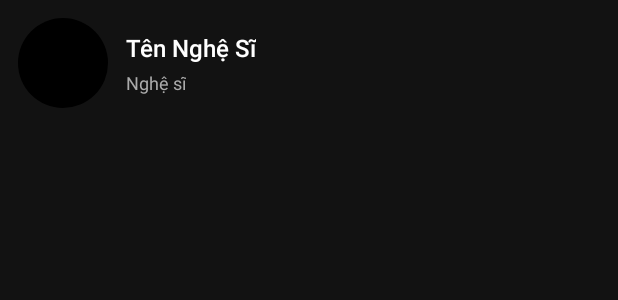
After one commit to DangDuyy/Android_FinalProject, an Android app: the layout item_artist.xml on its own in the app's theme, with its tools: preview values and no code run, on a phone screen of 412 x 824 dp. The commit adds this screen. Shown: the top 300 px of the screen. Run offline under Robolectric (Android 15) with nearby library versions, the phone set to English and light mode, and no system bars.

Commit message:
search song, artist, album

```diff
--- a/app/src/main/java/fit24/duy/musicplayer/api/ApiService.java
+++ b/app/src/main/java/fit24/duy/musicplayer/api/ApiService.java
@@ -2,10 +2,15 @@ package fit24.duy.musicplayer.api;
 
 import java.util.List;
 import fit24.duy.musicplayer.models.MediaType;
+import fit24.duy.musicplayer.models.SearchResponse;
 import retrofit2.Call;
 import retrofit2.http.GET;
+import retrofit2.http.Query;
 
 public interface ApiService {
     @GET("media-types")
     Call<List<MediaType>> getMediaTypes();
+
+    @GET("/api/search")
+    Call<SearchResponse> search(@Query("q") String query);
 }
--- /dev/null
+++ b/app/src/main/res/drawable/circle_bg.xml
@@ -0,0 +1,4 @@
+<shape xmlns:android="http://schemas.android.com/apk/res/android">
+    <solid android:color="@android:color/black"/>
+    <corners android:radius="30dp"/>
+</shape>
--- /dev/null
+++ b/app/src/main/res/drawable/rounded_corner_bg.xml
@@ -0,0 +1,4 @@
+<shape xmlns:android="http://schemas.android.com/apk/res/android">
+    <solid android:color="@android:color/black"/>
+    <corners android:radius="8dp"/>
+</shape>
--- /dev/null
+++ b/app/src/main/res/layout/item_artist.xml
@@ -0,0 +1,52 @@
+<?xml version="1.0" encoding="utf-8"?>
+<androidx.constraintlayout.widget.ConstraintLayout xmlns:android="http://schemas.android.com/apk/res/android"
+    xmlns:tools="http://schemas.android.com/tools"
+    android:layout_width="match_parent"
+    android:layout_height="match_parent">
+
+    <LinearLayout
+        android:layout_width="match_parent"
+        android:layout_height="wrap_content"
+        android:orientation="horizontal"
+        android:padding="12dp"
+        android:gravity="center_vertical"
+        tools:ignore="MissingConstraints">
+
+        <!-- ImageView for Artist's Image -->
+        <ImageView
+            android:id="@+id/img_artist"
+            android:layout_width="60dp"
+            android:layout_height="60dp"
+            android:scaleType="centerCrop"
+            android:layout_marginEnd="12dp"
+            android:background="@drawable/circle_bg" />
+
+        <!-- LinearLayout for Text Views -->
+        <LinearLayout
+            android:layout_width="wrap_content"
+            android:layout_height="wrap_content"
+            android:orientation="vertical">
+
+            <!-- TextView for Artist's Name -->
+            <TextView
+                android:id="@+id/tv_name"
+                android:layout_width="wrap_content"
+                android:layout_height="wrap_content"
+                android:text="Tên Nghệ Sĩ"
+                android:textSize="16sp"
+                android:textColor="@android:color/white"
+                android:fontFamily="sans-serif-medium" />
+
+            <!-- TextView for "Nghệ sĩ" Label -->
+            <TextView
+                android:layout_width="wrap_content"
+                android:layout_height="wrap_content"
+                android:text="Nghệ sĩ"
+                android:textSize="12sp"
+                android:textColor="@android:color/darker_gray"
+                android:layout_marginTop="4dp" />
+        </LinearLayout>
+    </LinearLayout>
+
+
+</androidx.constraintlayout.widget.ConstraintLayout>
```
Also changed, not shown: app/src/main/java/fit24/duy/musicplayer/adapters/SearchResultAdapter.java (added, +136 -0 lines), app/src/main/java/fit24/duy/musicplayer/fragments/SearchResultFragment.java (+37 -7 lines), app/src/main/java/fit24/duy/musicplayer/models/Album.java (added, +37 -0 lines), app/src/main/java/fit24/duy/musicplayer/models/Artist.java (added, +37 -0 lines), app/src/main/java/fit24/duy/musicplayer/models/SearchResponse.java (added, +33 -0 lines), app/src/main/res/layout/item_album.xml (added, +50 -0 lines), backend/src/main/java/fit24/duy/musicplayer/controller/SearchController.java (added, +21 -0 lines), backend/src/main/java/fit24/duy/musicplayer/dto/SearchResponse.java (added, +21 -0 lines), backend/src/main/java/fit24/duy/musicplayer/repository/AlbumRepository.java (added, +12 -0 lines), backend/src/main/java/fit24/duy/musicplayer/repository/ArtistRepository.java (added, +12 -0 lines), backend/src/main/java/fit24/duy/musicplayer/repository/SongRepository.java (added, +12 -0 lines), backend/src/main/java/fit24/duy/musicplayer/service/SearchService.java (added, +32 -0 lines), app/src/main/res/drawable/default_avatar.jpg (added).
